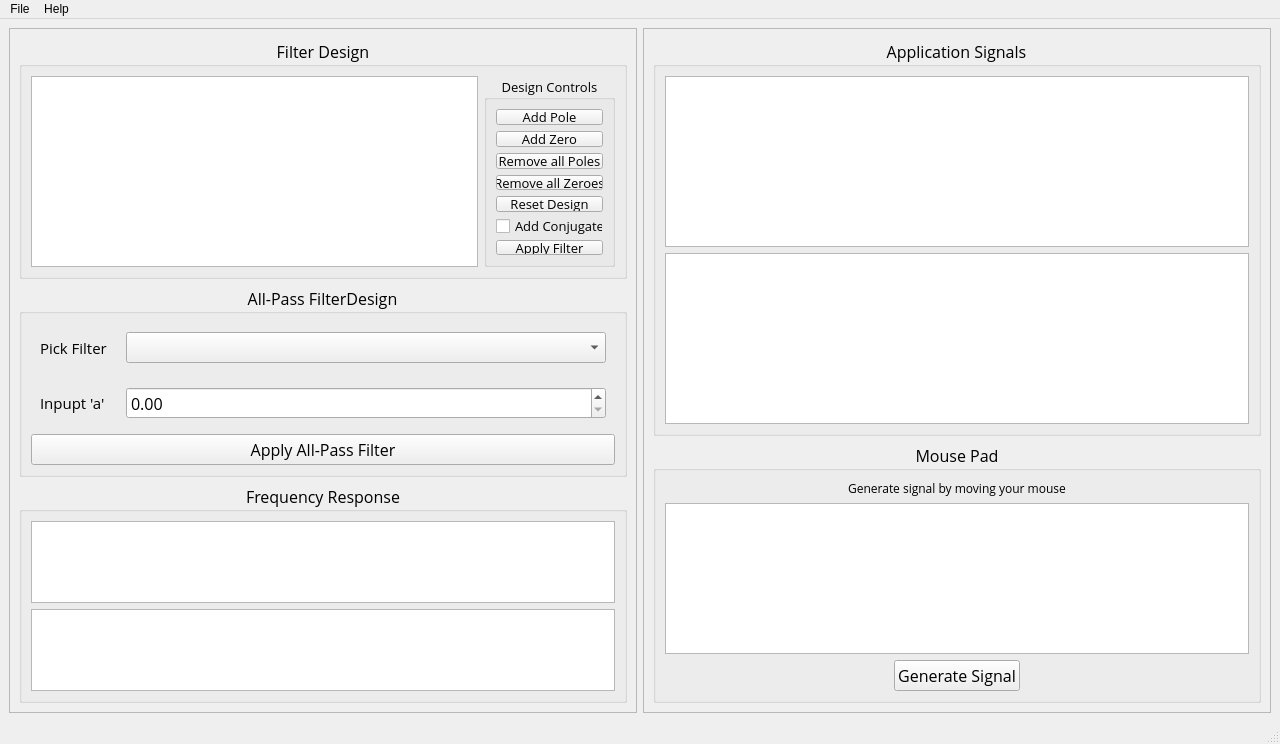
Team-19-DSP-Tasks/FilterMaster, file UI_Layout/filterDesign-new.ui: the form before one commit.
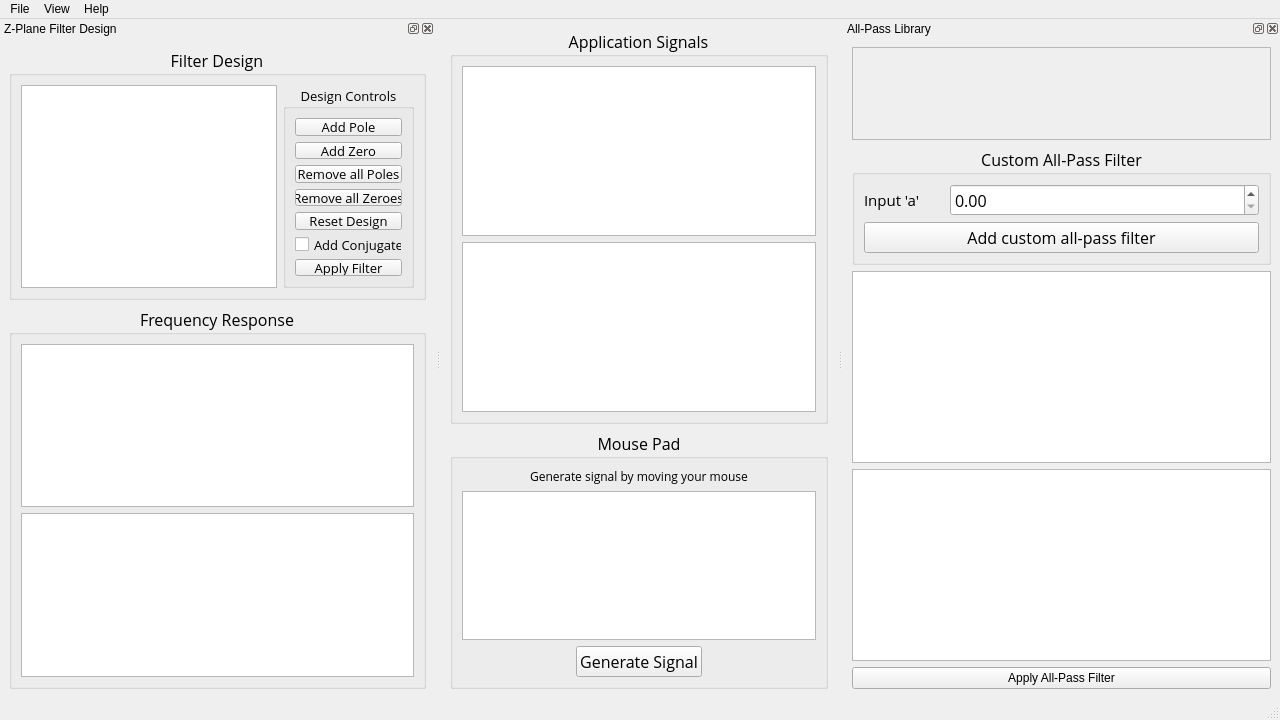
The form after the commit. Icons and pictures are not drawn. Custom widgets are drawn as their Qt base class.

What changed in the file:
```diff
--- a/UI_Layout/filterDesign-new.ui
+++ b/UI_Layout/filterDesign-new.ui
@@ -7,7 +7,7 @@
     <x>0</x>
     <y>0</y>
     <width>1280</width>
-    <height>744</height>
+    <height>720</height>
    </rect>
   </property>
   <property name="windowTitle">
@@ -18,16 +18,7 @@
     <normaloff>:/appIcon/processing.png</normaloff>:/appIcon/processing.png</iconset>
   </property>
   <widget class="QWidget" name="centralwidget">
-   <layout class="QGridLayout" name="gridLayout">
-    <item row="0" column="1">
-     <widget class="QFrame" name="frame_2">
-      <property name="frameShape">
-       <enum>QFrame::StyledPanel</enum>
-      </property>
-      <property name="frameShadow">
-       <enum>QFrame::Raised</enum>
-      </property>
-      <layout class="QVBoxLayout" name="verticalLayout_8">
+   <layout class="QVBoxLayout" name="verticalLayout_9">
        <item>
         <widget class="QGroupBox" name="applicationGraphs">
          <property name="maximumSize">
@@ -184,22 +175,157 @@
        </item>
       </layout>
      </widget>
-    </item>
-    <item row="0" column="0">
-     <widget class="QFrame" name="frame">
+  <widget class="QMenuBar" name="menubar">
+   <property name="geometry">
+    <rect>
+     <x>0</x>
+     <y>0</y>
+     <width>1280</width>
+     <height>21</height>
+    </rect>
+   </property>
+   <widget class="QMenu" name="menuFile">
+    <property name="title">
+     <string>File</string>
+    </property>
+    <addaction name="actionImport_Signal"/>
+   </widget>
+   <widget class="QMenu" name="menuHelp">
+    <property name="title">
+     <string>Help</string>
+    </property>
+   </widget>
+   <widget class="QMenu" name="menuView_2">
+    <property name="title">
+     <string>View</string>
+    </property>
+   </widget>
+   <addaction name="menuFile"/>
+   <addaction name="menuView_2"/>
+   <addaction name="menuHelp"/>
+  </widget>
+  <widget class="QStatusBar" name="statusbar"/>
+  <widget class="QDockWidget" name="allPassLibrary">
+   <property name="minimumSize">
+    <size>
+     <width>437</width>
+     <height>413</height>
+    </size>
+   </property>
+   <property name="windowTitle">
+    <string>All-Pass Library</string>
+   </property>
+   <attribute name="dockWidgetArea">
+    <number>2</number>
+   </attribute>
+   <widget class="QWidget" name="dockWidgetContents_3">
+    <layout class="QVBoxLayout" name="verticalLayout_8">
+     <item>
+      <widget class="QScrollArea" name="allPassLibraryScrollArea">
+       <property name="widgetResizable">
+        <bool>true</bool>
+       </property>
+       <widget class="QWidget" name="scrollAreaWidgetContents">
+        <property name="geometry">
+         <rect>
+          <x>0</x>
+          <y>0</y>
+          <width>417</width>
+          <height>95</height>
+         </rect>
+        </property>
+        <layout class="QGridLayout" name="gridLayout"/>
+       </widget>
+      </widget>
+     </item>
+     <item>
+      <widget class="QGroupBox" name="allPassDesignGroupBox">
+       <property name="font">
+        <font>
+         <family>Open Sans</family>
+         <pointsize>12</pointsize>
+        </font>
+       </property>
+       <property name="title">
+        <string>Custom All-Pass Filter</string>
+       </property>
+       <property name="alignment">
+        <set>Qt::AlignCenter</set>
+       </property>
+       <layout class="QVBoxLayout" name="verticalLayout_4">
+        <item>
+         <layout class="QHBoxLayout" name="horizontalLayout">
+          <item>
+           <widget class="QLabel" name="inputALabel">
+            <property name="minimumSize">
+             <size>
+              <width>80</width>
+              <height>0</height>
+             </size>
+            </property>
       <property name="maximumSize">
        <size>
-        <width>700</width>
+              <width>80</width>
+              <height>60</height>
+             </size>
+            </property>
+            <property name="font">
+             <font>
+              <pointsize>11</pointsize>
+             </font>
+            </property>
+            <property name="text">
+             <string>Input 'a'</string>
+            </property>
+           </widget>
+          </item>
+          <item>
+           <widget class="QDoubleSpinBox" name="doubleSpinBox"/>
+          </item>
+         </layout>
+        </item>
+        <item>
+         <widget class="QPushButton" name="pushButton">
+          <property name="text">
+           <string>Add custom all-pass filter</string>
+          </property>
+         </widget>
+        </item>
+       </layout>
+      </widget>
+     </item>
+     <item>
+      <widget class="QListWidget" name="addedAllPassList"/>
+     </item>
+     <item>
+      <widget class="PlotWidget" name="allPassPhaseResponse">
+       <property name="maximumSize">
+        <size>
+         <width>16777215</width>
         <height>16777215</height>
        </size>
       </property>
-      <property name="frameShape">
-       <enum>QFrame::StyledPanel</enum>
-      </property>
-      <property name="frameShadow">
-       <enum>QFrame::Raised</enum>
-      </property>
-      <layout class="QVBoxLayout" name="verticalLayout_6">
+      </widget>
+     </item>
+     <item>
+      <widget class="QPushButton" name="applyFilterButton_2">
+       <property name="text">
+        <string>Apply All-Pass Filter</string>
+       </property>
+      </widget>
+     </item>
+    </layout>
+   </widget>
+  </widget>
+  <widget class="QDockWidget" name="dockWidget_3">
+   <property name="windowTitle">
+    <string>Z-Plane Filter Design</string>
+   </property>
+   <attribute name="dockWidgetArea">
+    <number>1</number>
+   </attribute>
+   <widget class="QWidget" name="dockWidgetContents_4">
+    <layout class="QVBoxLayout" name="verticalLayout_2">
        <item>
         <widget class="QGroupBox" name="filterDesignGroupBox">
          <property name="font">
@@ -319,109 +445,13 @@
               </widget>
              </item>
             </layout>
-           </widget>
-          </item>
-         </layout>
-        </widget>
-       </item>
-       <item>
-        <widget class="QGroupBox" name="allPassDesignGroupBox">
-         <property name="font">
-          <font>
-           <family>Open Sans</family>
-           <pointsize>12</pointsize>
-          </font>
-         </property>
-         <property name="title">
-          <string>All-Pass FilterDesign</string>
-         </property>
-         <property name="alignment">
-          <set>Qt::AlignCenter</set>
-         </property>
-         <layout class="QVBoxLayout" name="verticalLayout_2">
-          <item>
-           <widget class="QWidget" name="pickFilterWidget" native="true">
-            <property name="maximumSize">
-             <size>
-              <width>16777215</width>
-              <height>50</height>
-             </size>
-            </property>
-            <layout class="QHBoxLayout" name="horizontalLayout_4">
-             <item>
-              <widget class="QLabel" name="pickFilterLabel_2">
-               <property name="minimumSize">
-                <size>
-                 <width>80</width>
-                 <height>0</height>
-                </size>
-               </property>
-               <property name="maximumSize">
-                <size>
-                 <width>80</width>
-                 <height>60</height>
-                </size>
-               </property>
-               <property name="font">
-                <font>
-                 <pointsize>11</pointsize>
-                </font>
-               </property>
-               <property name="text">
-                <string>Pick Filter</string>
-               </property>
-              </widget>
-             </item>
-             <item>
-              <widget class="QComboBox" name="allPassLibrary"/>
-             </item>
-            </layout>
-           </widget>
-          </item>
-          <item>
-           <widget class="QWidget" name="InputAWidget" native="true">
-            <property name="maximumSize">
-             <size>
-              <width>16777215</width>
-              <height>50</height>
-             </size>
-            </property>
-            <layout class="QHBoxLayout" name="horizontalLayout">
-             <item>
-              <widget class="QLabel" name="inputALabel">
-               <property name="minimumSize">
-                <size>
-                 <width>80</width>
-                 <height>0</height>
-                </size>
-               </property>
-               <property name="maximumSize">
-                <size>
-                 <width>80</width>
-                 <height>60</height>
-                </size>
-               </property>
-               <property name="font">
-                <font>
-                 <pointsize>11</pointsize>
-                </font>
-               </property>
-               <property name="text">
-                <string>Inpupt 'a'</string>
-               </property>
-              </widget>
-             </item>
-             <item>
-              <widget class="QDoubleSpinBox" name="doubleSpinBox"/>
-             </item>
-            </layout>
-           </widget>
-          </item>
-          <item>
-           <widget class="QPushButton" name="applyFilterButton_2">
-            <property name="text">
-             <string>Apply All-Pass Filter</string>
-            </property>
+          <zorder>applyFilterButton</zorder>
+          <zorder>addPole</zorder>
+          <zorder>addZero</zorder>
+          <zorder>removeAllPoles</zorder>
+          <zorder>removeAllZeroes</zorder>
+          <zorder>resetDesign</zorder>
+          <zorder>addConjugatesCheckBox</zorder>
            </widget>
           </item>
          </layout>
@@ -473,33 +503,7 @@
        </item>
       </layout>
      </widget>
-    </item>
-   </layout>
   </widget>
-  <widget class="QMenuBar" name="menubar">
-   <property name="geometry">
-    <rect>
-     <x>0</x>
-     <y>0</y>
-     <width>1280</width>
-     <height>21</height>
-    </rect>
-   </property>
-   <widget class="QMenu" name="menuFile">
-    <property name="title">
-     <string>File</string>
-    </property>
-    <addaction name="actionImport_Signal"/>
-   </widget>
-   <widget class="QMenu" name="menuHelp">
-    <property name="title">
-     <string>Help</string>
-    </property>
-   </widget>
-   <addaction name="menuFile"/>
-   <addaction name="menuHelp"/>
-  </widget>
-  <widget class="QStatusBar" name="statusbar"/>
   <action name="actionImport_Signal">
    <property name="text">
     <string>Import Signal</string>
```
Lines whose indentation alone changed are shown as unchanged.
